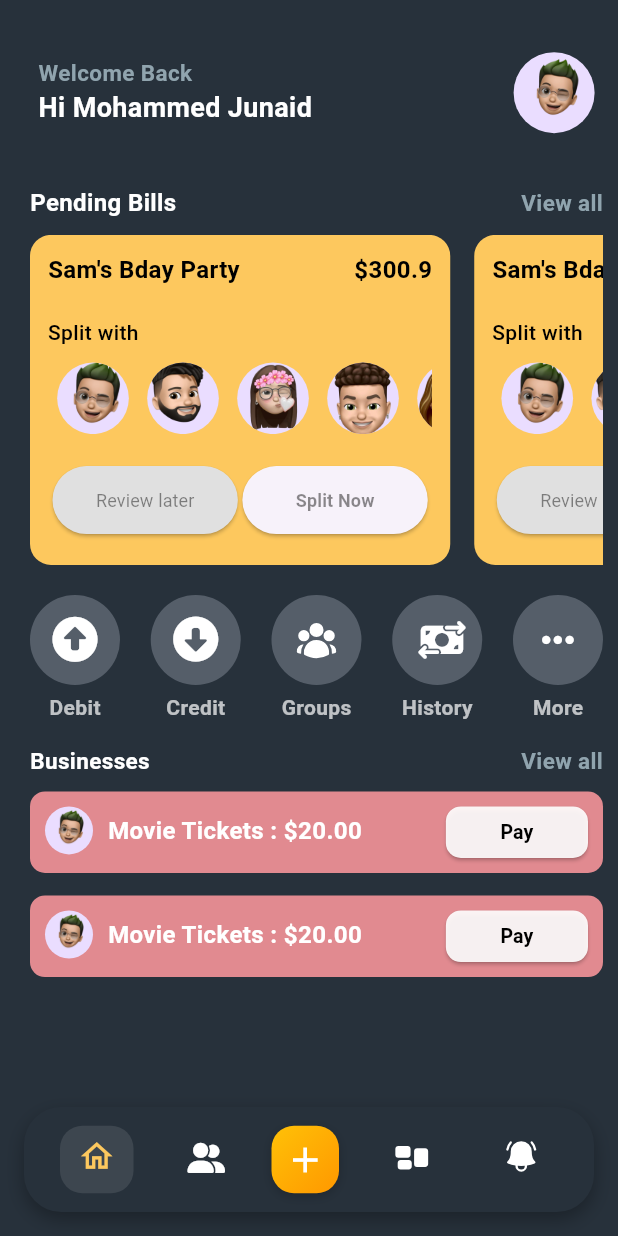
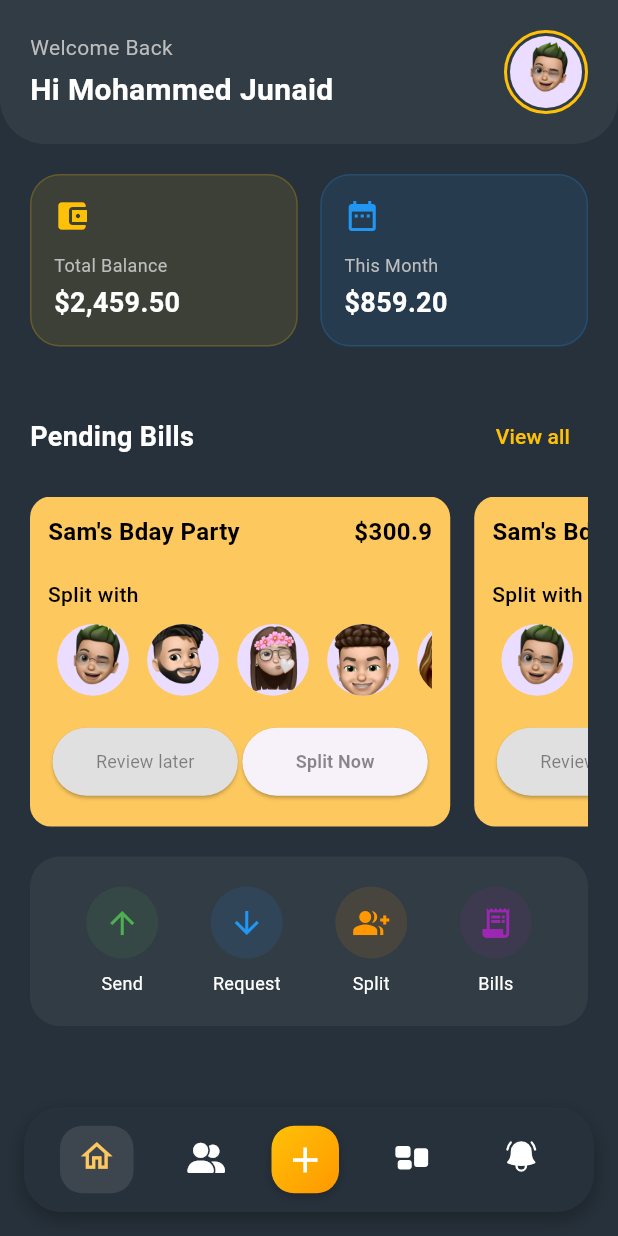
Before and after one commit to MdJunaidAhmed16/expense2, a Flutter app: the HomePage screen opened by its route, on a phone screen of 412 x 824 dp. Run offline on Flutter 3.47's test engine with Material 3 defaults, Android fonts, the phone set to English and light mode, and no system bars; our stand-ins replace google_fonts, icons_plus, shared_preferences; missing offline and left inert: flutter_upi_payment; accounts and stored records are empty; Roboto replaces fonts that are missing (Ubuntu).

Commit message:
Added a modern ui to the homepage, looks lot better'

```diff
--- a/lib/services/auth_service.dart
+++ b/lib/services/auth_service.dart
@@ -3,7 +3,7 @@ import 'dart:convert';
 import 'package:http/http.dart' as http;
 import 'package:shared_preferences/shared_preferences.dart';
 class AuthService {
-  static const String baseUrl = 'http://192.168.140.232:8080/api/auth';
+  static const String baseUrl = 'http://1xxxxx/api/auth';
   static const String tokenKey = 'auth_token';
   static const String refreshTokenKey = 'refresh_token';
 
--- a/lib/ui/home.dart
+++ b/lib/ui/home.dart
@@ -17,169 +17,295 @@ class _HomePageState extends State<HomePage> {
   Widget build(BuildContext context) {
     return Scaffold(
       backgroundColor: const Color(0xff27313b),
-        body: Padding(
-          padding: const EdgeInsets.only(left: 20.0, right: 10, bottom: 10),
+      body: SafeArea(
         child: SingleChildScrollView(
           child: Column(
             children: [
-                SizedBox(
-                  height: MediaQuery.sizeOf(context).height * 0.15,
-                  width: MediaQuery.sizeOf(context).width * 0.9,
-                  child: Row(
-                    mainAxisAlignment: MainAxisAlignment.spaceBetween,
-                    children: [
-                      Text.rich(TextSpan(
-                        children: [
-                          TextSpan(
-                              text: "Welcome Back\n",
-                              style: GoogleFonts.ubuntu(
-                                  fontWeight: FontWeight.w700,
-                                  color: Colors.blueGrey.shade300,
-                                  fontSize: 15)),
-                          TextSpan(
-                              text: "Hi Mohammed Junaid",
-                              style: GoogleFonts.ubuntu(
-                                  fontWeight: FontWeight.bold,
-                                  color: Colors.white,
-                                  fontSize: 18)),
-                        ],
-                      )),
-                      GestureDetector(
-                        onTap: ()=> Navigator.push(context, MaterialPageRoute(builder: (context)=> ProfilePage())),
-                        child: const CircleAvatar(
-                          radius: 27,
-                          backgroundImage: AssetImage("assets/avatar.png"),
-                        ),
-                      )
-                    ],
-                  ),
-                ),
-                Row(
-                  mainAxisAlignment: MainAxisAlignment.spaceBetween,
-                  children: [
-                    Text("Pending Bills",
-                        style: GoogleFonts.ubuntu(
-                            fontWeight: FontWeight.w600,
-                            color: Colors.white,
-                            fontSize: 16)),
-                    Text("View all",
-                        style: GoogleFonts.ubuntu(
-                            fontWeight: FontWeight.w700,
-                            color: Colors.blueGrey.shade300,
-                            fontSize: 15))
-                  ],
-                ),
-                const SizedBox(
-                  height: 10,
-                ),
-                SizedBox(
-                  width: 420,
-                  height: 220,
-                  child: ListView.builder(
-                      scrollDirection: Axis.horizontal,
-                      itemCount: 3,
-                      itemBuilder: (BuildContext context, index) {
-                        return const Padding(
-                          padding: EdgeInsets.only(
-                              right: 16.0), // Add space after each card
-                          child: GroupCard(),
-                        );
-                      }),
-                ),
-                const SizedBox(
-                  height: 20,
-                ),
-                const MenuItems(),
-                const SizedBox(
-                  height: 10,
-                ),
-                Row(
-                  mainAxisAlignment: MainAxisAlignment.spaceBetween,
-                  children: [
-                    Text("Businesses",
-                        style: GoogleFonts.ubuntu(
-                            fontWeight: FontWeight.w600,
-                            color: Colors.white,
-                            fontSize: 15)),
-                    Text("View all",
-                        style: GoogleFonts.ubuntu(
-                            fontWeight: FontWeight.w700,
-                            color: Colors.blueGrey.shade300,
-                            fontSize: 15))
-                  ],
-                ),
-                const SizedBox(
-                  height: 10,
-                ),
-                // !TODO displaying recent two unpaid or unreceived group bills would be nice
-                Column(
-                  children: [
-                    SizedBox(
-                      height: MediaQuery.sizeOf(context).height * 0.28, // Set a specific height
-                      child: ListView.builder(
-                        itemCount: 2,
-                        itemBuilder: (context, index) {
-                          return Padding(
-                            padding: const EdgeInsets.only(bottom: 15.0),
-                            child: Container(
-                              height: MediaQuery.of(context).size.height * 0.066,
-                              decoration: const BoxDecoration(
-                                color: Color.fromARGB(255, 225, 138, 144),
-                                borderRadius: BorderRadius.all(Radius.circular(10)),
-                              ),
-                              child: Stack(
-                                children: [
+              // Custom App Bar with Profile
+              _buildAppBar(),
+
+              // Main Content
               Padding(
-                                    padding: const EdgeInsets.all(10.0),
-                                    child: Row(
-                                      mainAxisAlignment: MainAxisAlignment.spaceBetween,
-                                      children: [
-                                        const Column(
+                padding: const EdgeInsets.symmetric(horizontal: 20.0),
+                child: Column(
                   crossAxisAlignment: CrossAxisAlignment.start,
                   children: [
-                                            Row(
-                                              children: [
-                                                CircleAvatar(radius: 16, backgroundImage:AssetImage("assets/avatar.png"),),
-                                                SizedBox(width: 10,),
-                                                Text('Movie Tickets : ', style: TextStyle(color: Colors.white, fontSize: 16, fontWeight: FontWeight.bold),),
-                                                Text("\$20.00", style: TextStyle(color: Colors.white, fontSize: 16.1, fontWeight: FontWeight.bold),)
-                                              ],
-                                            ),
+                    // Quick Stats Cards
+                    _buildQuickStats(),
 
+                    // Pending Bills Section
+                    _buildSectionHeader('Pending Bills', onViewAll: () {}),
+                    _buildPendingBills(),
 
-                                          ],
-                                        ),
-                                        ElevatedButton(onPressed: ()=>{},style: ElevatedButton.styleFrom(
-                                          shape: RoundedRectangleBorder(
-                                            borderRadius: BorderRadius.circular(10)
-                                          ),
-                                          fixedSize: Size(MediaQuery.sizeOf(context).width * 0.23, MediaQuery.of(context).size.height * 0.06,),
-                                          backgroundColor: const Color.fromARGB(231, 255, 255, 255),
-                                        ),
-                                        child: Text("Pay", style: TextStyle(color: Colors.black, fontSize: 13, fontWeight: FontWeight.bold),),
-                                        ),
+                    // Quick Actions
+                    _buildQuickActions(),
+
+                    // Recent Activity
+                    _buildSectionHeader('Recent Activity', onViewAll: () {}),
+                    _buildRecentActivity(),
                   ],
                 ),
               ),
             ],
           ),
         ),
+      ),
+      bottomNavigationBar: const CustomBottomBar(),
     );
-                        },
+  }
+
+  Widget _buildAppBar() {
+    return Container(
+      padding: const EdgeInsets.all(20),
+      decoration: BoxDecoration(
+        color: Colors.white.withOpacity(0.05),
+        borderRadius: const BorderRadius.only(
+          bottomLeft: Radius.circular(30),
+          bottomRight: Radius.circular(30),
+        ),
+      ),
+      child: Row(
+        mainAxisAlignment: MainAxisAlignment.spaceBetween,
+        children: [
+          Column(
+            crossAxisAlignment: CrossAxisAlignment.start,
+            children: [
+              Text(
+                'Welcome Back',
+                style: GoogleFonts.ubuntu(
+                  fontSize: 14,
+                  color: Colors.grey[400],
+                ),
+              ),
+              const SizedBox(height: 4),
+              Text(
+                'Hi Mohammed Junaid',
+                style: GoogleFonts.ubuntu(
+                  fontSize: 20,
+                  fontWeight: FontWeight.bold,
+                  color: Colors.white,
                 ),
               ),
             ],
           ),
-                const SizedBox(
-                  height: 15,
+          GestureDetector(
+            onTap: () => Navigator.push(
+              context,
+              MaterialPageRoute(builder: (context) => ProfilePage()),
             ),
+            child: Container(
+              padding: const EdgeInsets.all(2),
+              decoration: BoxDecoration(
+                shape: BoxShape.circle,
+                border: Border.all(color: Colors.amber, width: 2),
+              ),
+              child: const CircleAvatar(
+                radius: 24,
+                backgroundImage: AssetImage("assets/avatar.png"),
+              ),
+            ),
+          ),
+        ],
+      ),
+    );
+  }
 
+  Widget _buildQuickStats() {
+    return Container(
+      margin: const EdgeInsets.symmetric(vertical: 20),
+      child: Row(
+        children: [
+          _buildStatCard(
+            'Total Balance',
+            '\$2,459.50',
+            Icons.account_balance_wallet,
+            Colors.amber,
+          ),
+          const SizedBox(width: 15),
+          _buildStatCard(
+            'This Month',
+            '\$859.20',
+            Icons.date_range,
+            Colors.blue,
+          ),
+        ],
+      ),
+    );
+  }
+
+  Widget _buildStatCard(String title, String amount, IconData icon, Color color) {
+    return Expanded(
+      child: Container(
+        padding: const EdgeInsets.all(15),
+        decoration: BoxDecoration(
+          color: color.withOpacity(0.1),
+          borderRadius: BorderRadius.circular(20),
+          border: Border.all(color: color.withOpacity(0.2)),
+        ),
+        child: Column(
+          crossAxisAlignment: CrossAxisAlignment.start,
+          children: [
+            Icon(icon, color: color, size: 24),
+            const SizedBox(height: 12),
+            Text(
+              title,
+              style: TextStyle(color: Colors.grey[400], fontSize: 12),
+            ),
+            const SizedBox(height: 4),
+            Text(
+              amount,
+              style: const TextStyle(
+                color: Colors.white,
+                fontSize: 18,
+                fontWeight: FontWeight.bold,
+              ),
+            ),
           ],
         ),
       ),
+    );
+  }
+
+  Widget _buildSectionHeader(String title, {required VoidCallback onViewAll}) {
+    return Padding(
+      padding: const EdgeInsets.symmetric(vertical: 16),
+      child: Row(
+        mainAxisAlignment: MainAxisAlignment.spaceBetween,
+        children: [
+          Text(
+            title,
+            style: GoogleFonts.ubuntu(
+              fontSize: 18,
+              fontWeight: FontWeight.bold,
+              color: Colors.white,
             ),
-        extendBody: true,  // <--- do not forget to mark this as true
-        floatingActionButtonLocation: FloatingActionButtonLocation.centerFloat,
-        bottomNavigationBar: const CustomBottomBar());
+          ),
+          TextButton(
+            onPressed: onViewAll,
+            child: Text(
+              'View all',
+              style: GoogleFonts.ubuntu(
+                color: Colors.amber,
+                fontWeight: FontWeight.w500,
+              ),
+            ),
+          ),
+        ],
+      ),
+    );
+  }
+
+  // Keep your existing GroupCard implementation but wrap it in a Container
+  Widget _buildPendingBills() {
+    return SizedBox(
+      height: 220,
+      child: ListView.builder(
+        scrollDirection: Axis.horizontal,
+        itemCount: 3,
+        itemBuilder: (context, index) {
+          return const Padding(
+            padding: EdgeInsets.only(right: 16),
+            child: GroupCard(),
+          );
+        },
+      ),
+    );
+  }
+
+  Widget _buildQuickActions() {
+    return Container(
+      margin: const EdgeInsets.symmetric(vertical: 20),
+      padding: const EdgeInsets.all(20),
+      decoration: BoxDecoration(
+        color: Colors.white.withOpacity(0.05),
+        borderRadius: BorderRadius.circular(20),
+      ),
+      child: Row(
+        mainAxisAlignment: MainAxisAlignment.spaceAround,
+        children: [
+          _buildActionButton(Icons.arrow_upward, 'Send', Colors.green),
+          _buildActionButton(Icons.arrow_downward, 'Request', Colors.blue),
+          _buildActionButton(Icons.group_add, 'Split', Colors.orange),
+          _buildActionButton(Icons.receipt_long, 'Bills', Colors.purple),
+        ],
+      ),
+    );
+  }
+
+  Widget _buildActionButton(IconData icon, String label, Color color) {
+    return Column(
+      mainAxisSize: MainAxisSize.min,
+      children: [
+        Container(
+          padding: const EdgeInsets.all(12),
+          decoration: BoxDecoration(
+            color: color.withOpacity(0.1),
+            shape: BoxShape.circle,
+          ),
+          child: Icon(icon, color: color),
+        ),
+        const SizedBox(height: 8),
+        Text(
+          label,
+          style: const TextStyle(color: Colors.white, fontSize: 12),
+        ),
+      ],
+    );
+  }
+
+  Widget _buildRecentActivity() {
+    return ListView.builder(
+      shrinkWrap: true,
+      physics: const NeverScrollableScrollPhysics(),
+      itemCount: 2,
+      itemBuilder: (context, index) {
+        return Container(
+          margin: const EdgeInsets.only(bottom: 12),
+          padding: const EdgeInsets.all(16),
+          decoration: BoxDecoration(
+            color: const Color.fromARGB(255, 225, 138, 144),
+            borderRadius: BorderRadius.circular(16),
+          ),
+          child: Row(
+            children: [
+              const CircleAvatar(
+                radius: 20,
+                backgroundImage: AssetImage("assets/avatar.png"),
+              ),
+              const SizedBox(width: 12),
+              Expanded(
+                child: Column(
+                  crossAxisAlignment: CrossAxisAlignment.start,
+                  children: [
+                    const Text(
+                      'Movie Tickets',
+                      style: TextStyle(
+                        color: Colors.white,
+                        fontWeight: FontWeight.bold,
+                      ),
+                    ),
+                    Text(
+                      'Pending payment',
+                      style: TextStyle(
+                        color: Colors.white.withOpacity(0.7),
+                        fontSize: 12,
+                      ),
+                    ),
+                  ],
+                ),
+              ),
+              const Text(
+                '\$20.00',
+                style: TextStyle(
+                  color: Colors.white,
+                  fontWeight: FontWeight.bold,
+                  fontSize: 16,
+                ),
+              ),
+            ],
+          ),
+        );
+      },
+    );
   }
 }
```
Lines whose indentation alone changed are shown as unchanged.
